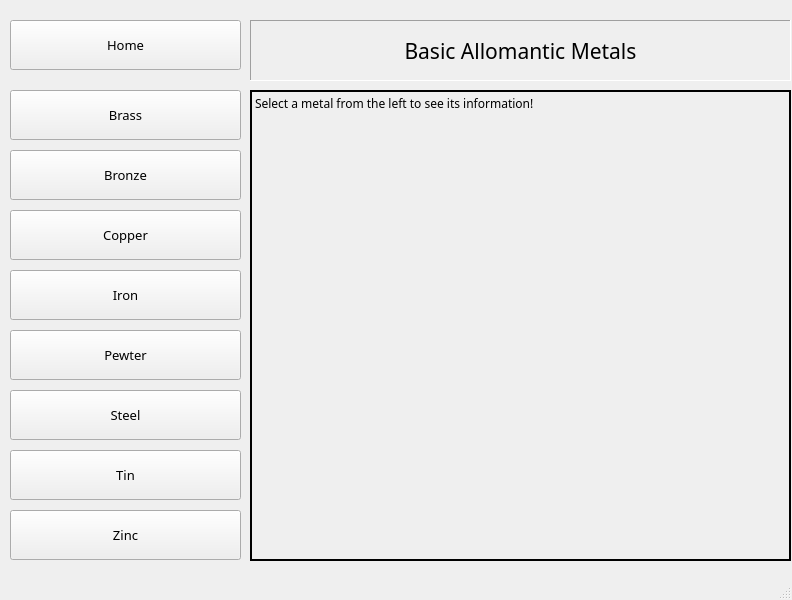
Qt form UI/mainUI.ui (RicePandaaaa/CosmereWiki) before a commit.
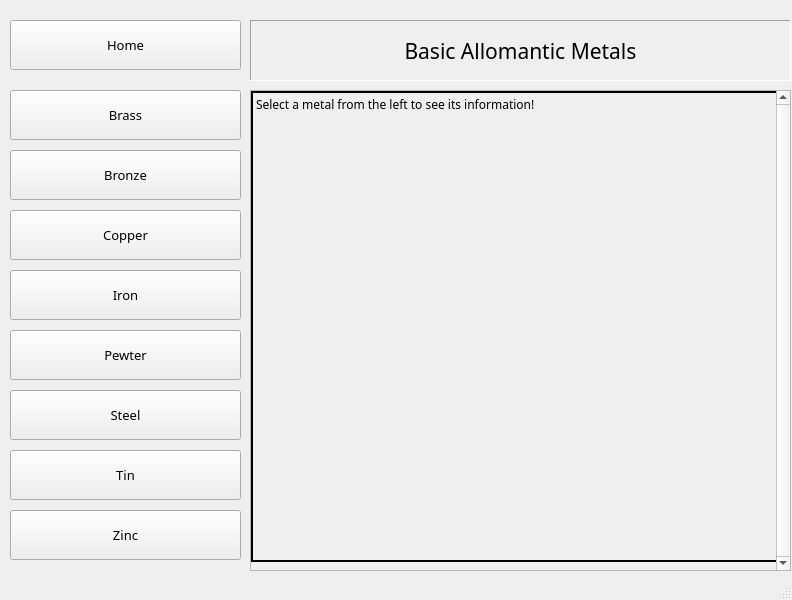
The same form after that commit. The open tabs and pages were chosen to show the change.

Commit message: Migrate to PyQt6

```diff
--- a/UI/mainUI.ui
+++ b/UI/mainUI.ui
@@ -405,12 +405,61 @@
        <set>Qt::AlignCenter</set>
       </property>
      </widget>
+     <widget class="QPushButton" name="allo_metals_home">
+      <property name="geometry">
+       <rect>
+        <x>10</x>
+        <y>20</y>
+        <width>231</width>
+        <height>50</height>
+       </rect>
+      </property>
+      <property name="font">
+       <font>
+        <family>Trebuchet MS</family>
+        <pointsize>10</pointsize>
+       </font>
+      </property>
+      <property name="text">
+       <string>Home</string>
+      </property>
+     </widget>
+     <widget class="QScrollArea" name="allo_metals_scroll">
+      <property name="geometry">
+       <rect>
+        <x>250</x>
+        <y>90</y>
+        <width>541</width>
+        <height>481</height>
+       </rect>
+      </property>
+      <property name="sizePolicy">
+       <sizepolicy hsizetype="Fixed" vsizetype="Fixed">
+        <horstretch>0</horstretch>
+        <verstretch>0</verstretch>
+       </sizepolicy>
+      </property>
+      <property name="verticalScrollBarPolicy">
+       <enum>Qt::ScrollBarAlwaysOn</enum>
+      </property>
+      <property name="widgetResizable">
+       <bool>true</bool>
+      </property>
+      <widget class="QWidget" name="scrollAreaWidgetContents">
+       <property name="geometry">
+        <rect>
+         <x>0</x>
+         <y>0</y>
+         <width>526</width>
+         <height>479</height>
+        </rect>
+       </property>
      <widget class="QLabel" name="allo_metals_text">
       <property name="geometry">
        <rect>
-        <x>250</x>
-        <y>90</y>
-        <width>541</width>
+          <x>0</x>
+          <y>0</y>
+          <width>531</width>
         <height>471</height>
        </rect>
       </property>
@@ -442,24 +491,7 @@
        <number>7</number>
       </property>
      </widget>
-     <widget class="QPushButton" name="allo_metals_home">
-      <property name="geometry">
-       <rect>
-        <x>10</x>
-        <y>20</y>
-        <width>231</width>
-        <height>50</height>
-       </rect>
-      </property>
-      <property name="font">
-       <font>
-        <family>Trebuchet MS</family>
-        <pointsize>10</pointsize>
-       </font>
-      </property>
-      <property name="text">
-       <string>Home</string>
-      </property>
+      </widget>
      </widget>
      <zorder>Brass</zorder>
      <zorder>Bronze</zorder>
```
Left out of the diff: 4 changed lines with no effect on the pictures. Lines whose indentation alone changed are shown as unchanged. The commit also changes 1 other file.
